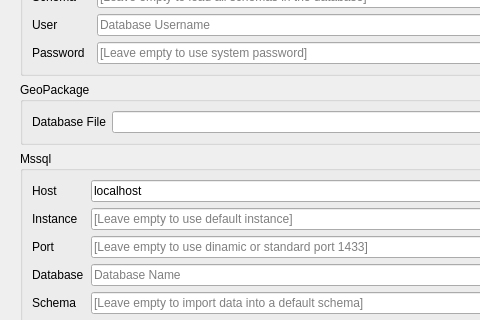
Old version of the form QgisModelBaker/ui/export.ui in the repository opengisch/QgisModelBaker; both pictures show x 0 to 480 and y 267 to 587 of the 718 by 773 pixel window.
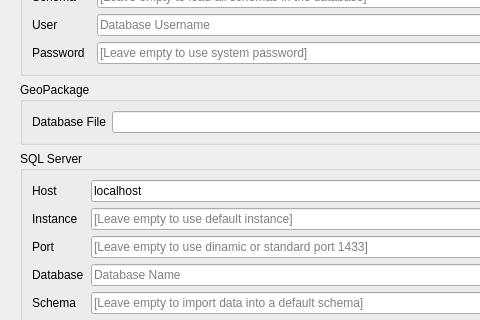
New version of the form. Custom widgets are drawn as their Qt base class.

Commit message: change labels 'mssql' to 'SQL Server'

The edit to the form file:
```diff
--- a/QgisModelBaker/ui/export.ui
+++ b/QgisModelBaker/ui/export.ui
@@ -115,7 +115,7 @@
        <item row="3" column="0">
         <widget class="QGroupBox" name="mssql_config">
          <property name="title">
-          <string>Mssql</string>
+          <string>SQL Server</string>
          </property>
          <layout class="QFormLayout" name="formLayout">
           <item row="0" column="0">
```
The commit also changes 5 other files.
